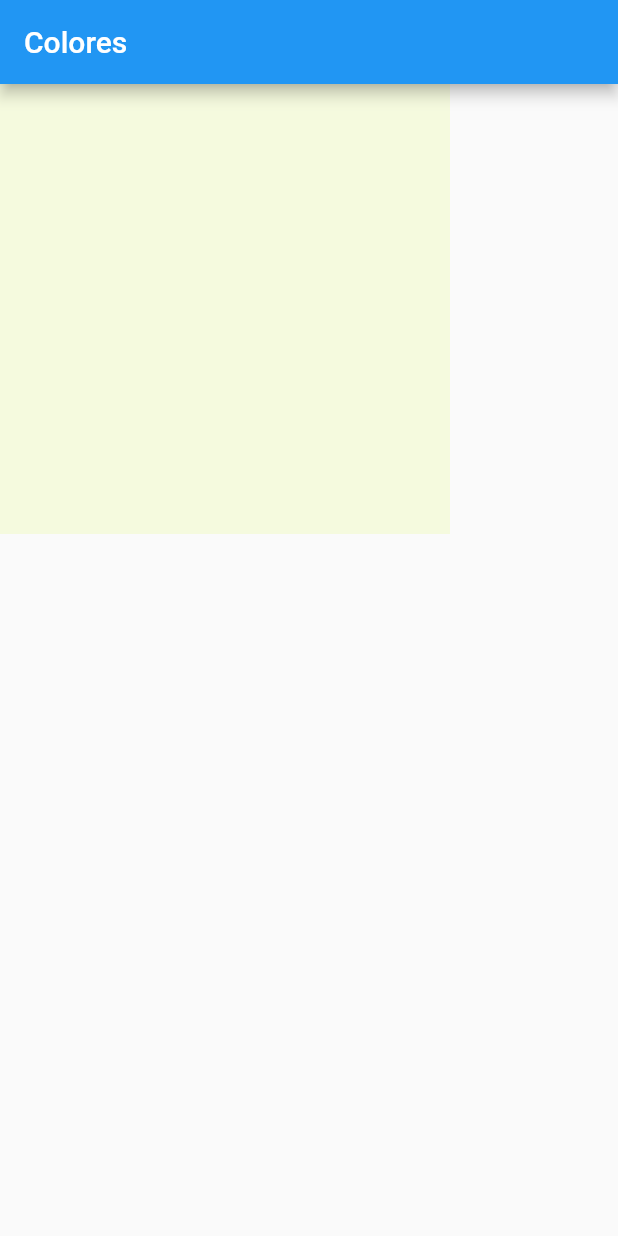
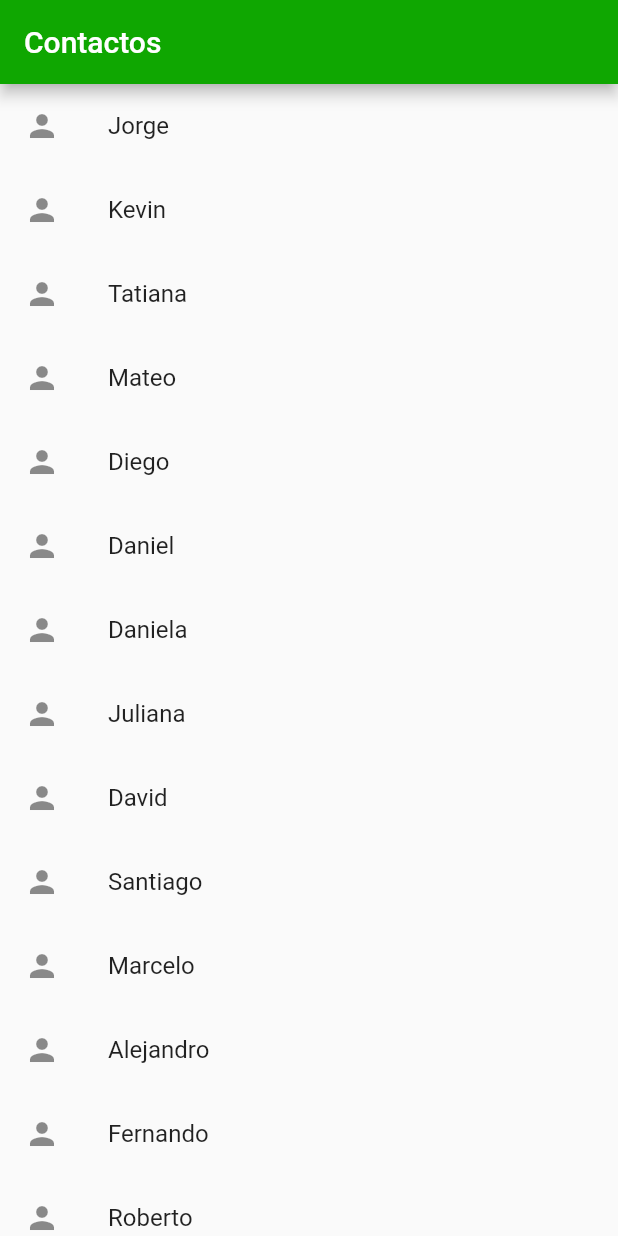
Before and after one commit to soyyjorgito/flutterapp, a Flutter app: the screen it shows after launch, on a phone screen of 412 x 824 dp. Run offline on Flutter 3.47's test engine with Material 2 defaults, Android fonts, the phone set to English and light mode, and no system bars.

Commit message:
ListView

```diff
--- a/lib/main.dart
+++ b/lib/main.dart
@@ -8,16 +8,56 @@ class MyApp extends StatelessWidget {
   @override
   Widget build(BuildContext context) {
     return MaterialApp(
-      title: 'Material App',
-      home: Scaffold(
-        appBar: AppBar(
-          title: const Text('Colores'),
-        ),
-        body: Container(
-          width: 300,
-          height: 300,
-          color: Color.fromARGB(29, 209, 254, 1),
-        ),
+      title: 'Among Us',
+      home: MyHomePage(),
+    );
+  }
+}
+
+class MyHomePage extends StatelessWidget {
+  List<String> names = [
+    "Jorge",
+    "Kevin",
+    "Tatiana",
+    "Mateo",
+    "Diego",
+    "Daniel",
+    "Daniela",
+    "Juliana",
+    "David",
+    "Santiago",
+    "Marcelo",
+    "Alejandro",
+    "Fernando",
+    "Roberto",
+    "Andres",
+    "Hugo",
+    "Pablo",
+    "Juan"
+    ];
+
+  MyHomePage({super.key});
+
+  @override
+  Widget build(BuildContext context) {
+    return Scaffold(
+      appBar: AppBar(
+        title: const Text('Contactos'),
+        backgroundColor: Color.fromARGB(255, 15, 167, 1),
+      ),
+      body: ListView.builder(
+        itemCount: names.length,
+        itemBuilder: (BuildContext context, int index) {
+          final name = names[index];
+          return ListTile(
+            title: Text(name),
+            leading: Icon(Icons.person),
+            onTap: ()
+            {
+              print(name);
+            }
+            );
+        },
       ),
     );
   }
```
